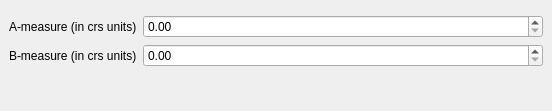
The window that kimu/resources/ui/rectangular_dockwidget.ui (GispoCoding/kimu) describes before a commit, drawn with Qt 5.
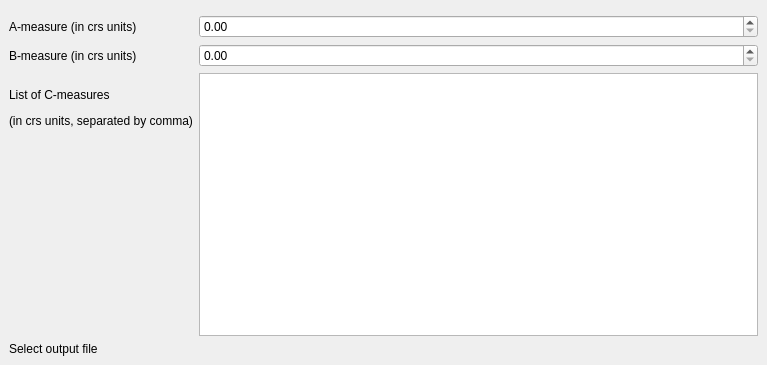
The same window after the commit. Custom widgets are drawn as their Qt base class.

Commit message: Make it possible to continue mapping of building corner points

Patch:
```diff
--- a/kimu/resources/ui/rectangular_dockwidget.ui
+++ b/kimu/resources/ui/rectangular_dockwidget.ui
@@ -6,8 +6,8 @@
    <rect>
     <x>0</x>
     <y>0</y>
-    <width>552</width>
-    <height>111</height>
+    <width>767</width>
+    <height>365</height>
    </rect>
   </property>
   <property name="windowTitle">
@@ -34,13 +34,6 @@
         </property>
        </widget>
       </item>
-      <item row="3" column="1">
-       <widget class="QDoubleSpinBox" name="doublespinbox_b">
-        <property name="maximum">
-         <double>1000000000.000000000000000</double>
-        </property>
-       </widget>
-      </item>
       <item row="3" column="0">
        <widget class="QLabel" name="label_2">
         <property name="text">
@@ -48,11 +41,45 @@
         </property>
        </widget>
       </item>
+      <item row="3" column="1">
+       <widget class="QDoubleSpinBox" name="doublespinbox_b">
+        <property name="maximum">
+         <double>1000000000.000000000000000</double>
+        </property>
+       </widget>
+      </item>
+      <item row="4" column="0">
+       <widget class="QLabel" name="label_3">
+        <property name="text">
+         <string>&lt;html&gt;&lt;head/&gt;&lt;body&gt;&lt;p&gt;List of C-measures&lt;/p&gt;&lt;p&gt;(in crs units, separated by comma)&lt;/p&gt;&lt;/body&gt;&lt;/html&gt;</string>
+        </property>
+       </widget>
+      </item>
+      <item row="4" column="1">
+       <widget class="QTextEdit" name="textEdit"/>
+      </item>
+      <item row="6" column="0">
+       <widget class="QLabel" name="label_4">
+        <property name="text">
+         <string>Select output file</string>
+        </property>
+       </widget>
+      </item>
+      <item row="6" column="1">
+       <widget class="QgsFileWidget" name="mQgsFileWidget"/>
+      </item>
      </layout>
     </item>
    </layout>
   </widget>
  </widget>
+ <customwidgets>
+  <customwidget>
+   <class>QgsFileWidget</class>
+   <extends>QWidget</extends>
+   <header>qgsfilewidget.h</header>
+  </customwidget>
+ </customwidgets>
  <resources/>
  <connections/>
 </ui>
```
The commit also changes 2 other files.
